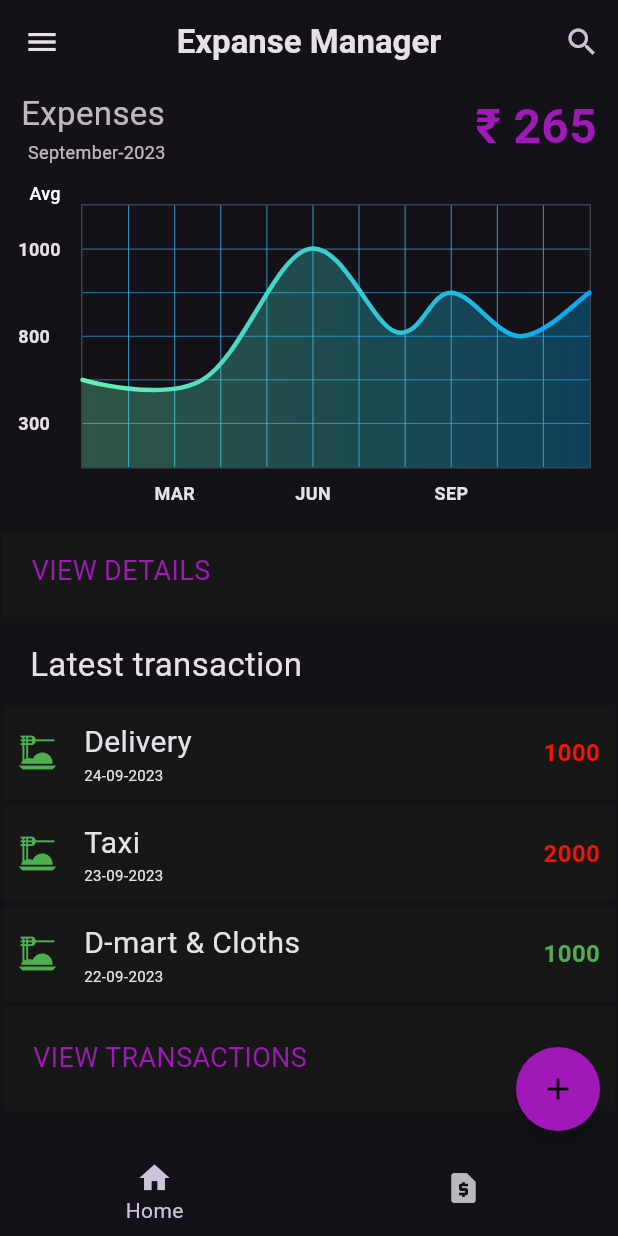
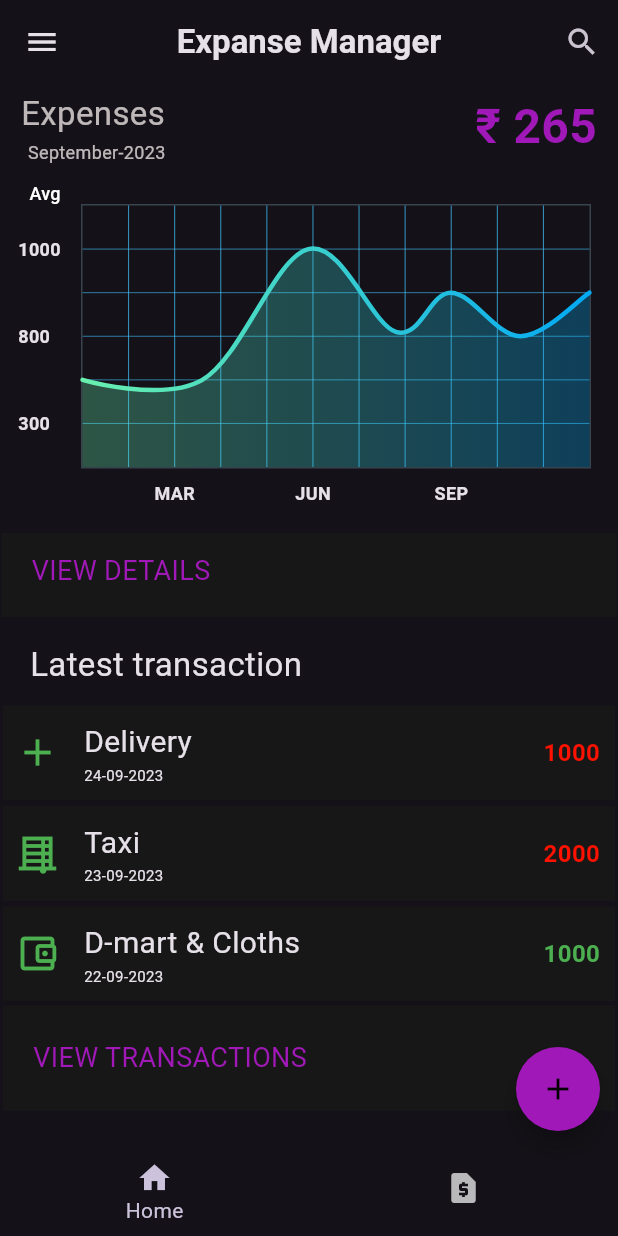
Before and after one commit to kunal-umap/Expances_Manager, a Flutter app: the screen it shows after launch, on a phone screen of 412 x 824 dp. Run offline on Flutter 3.47's test engine with Material 2 defaults, Android fonts, the phone set to English and light mode, and no system bars; drawn by our look-alikes of fl_chart; missing offline and left inert: month_year_picker.

Commit message:
Every thing done!!

```diff
--- a/lib/pages/Home/Home_Wedgets/Transection/transection.dart
+++ b/lib/pages/Home/Home_Wedgets/Transection/transection.dart
@@ -61,12 +61,33 @@ class _TransectionState extends State<Transection> {
                     itemCount: data["$selectedyear"]["$selectedmonth"].length,
                     itemBuilder: (context, index) {
                       if (index < 3) {
+                        var Category = data["$selectedyear"]["$selectedmonth"]
+                            [index]["category"];
+                        IconData icon = Icons.shopping_cart_outlined;
+                        ["category"];
+                        switch (Category) {
+                          case "Eat":
+                            icon = Icons.food_bank_outlined;
+                            break;
+                          case "Bill":
+                            icon = Icons.blinds_closed;
+                            break;
+                          case "Emi":
+                            icon = Icons.account_balance_wallet_outlined;
+                            break;
+                          case "Education":
+                            icon = Icons.cast_for_education;
+                            break;
+                          case "Gadget":
+                            icon = Icons.add_sharp;
+                            break;
+                        }
                         return Main_page(
                           label: data["$selectedyear"]["$selectedmonth"][index]
                               ["description"],
                           time: data["$selectedyear"]["$selectedmonth"][index]
                               ["date"],
-                          icon: Icons.dinner_dining,
+                          icon: icon,
                           color: Colors.green,
                           price: data["$selectedyear"]["$selectedmonth"][index]
                               ["amount"],
```
Also changed, not shown: assects/data.json (+4 -4 lines), lib/pages/TransactionPage/Add_TransactionPage.dart (+4 -3 lines), lib/pages/Transaction_Page/Transaction_Info.dart/Expanses.dart (+22 -1 lines), lib/pages/Transaction_Page/Transaction_Info.dart/Income.dart (+22 -1 lines), lib/pages/Transaction_Page/Transaction_Info.dart/all.dart (+22 -1 lines).
